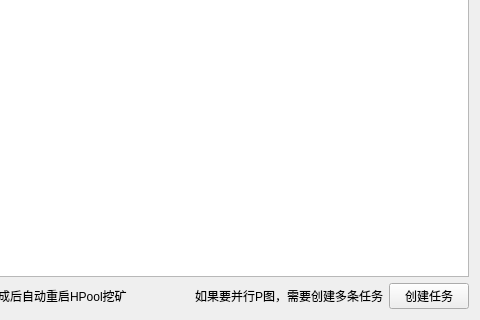
Before: the Qt Designer form ui/PlotWidget.ui in penglecn/ChiaTools, drawn with Qt 5; both pictures show x 423 to 903 and y 213 to 533 of the 903 by 533 pixel window.
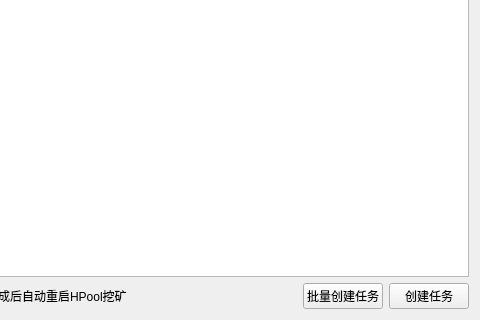
After: the same form once the commit is applied.

Commit message: 开发批量创建任务

Diff of the .ui file:
```diff
--- a/ui/PlotWidget.ui
+++ b/ui/PlotWidget.ui
@@ -118,9 +118,9 @@
       </spacer>
      </item>
      <item>
-      <widget class="QLabel" name="label">
+      <widget class="QPushButton" name="buttonCreateBatchPlots">
        <property name="text">
-        <string>如果要并行P图，需要创建多条任务</string>
+        <string>批量创建任务</string>
        </property>
       </widget>
      </item>
```
The commit also changes 8 other files.
